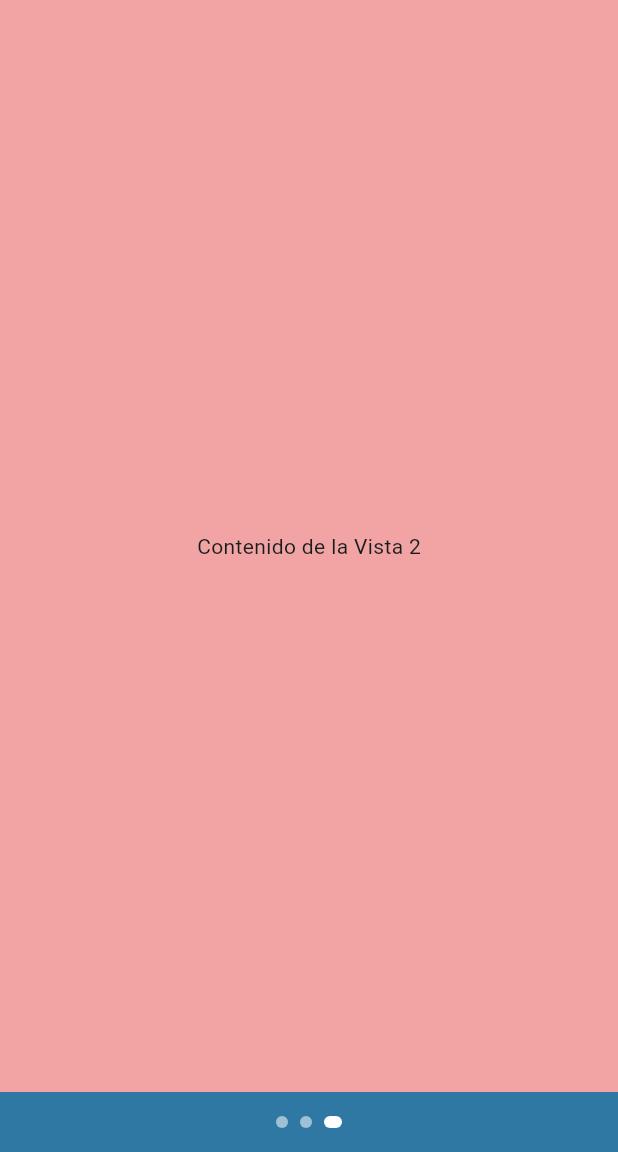
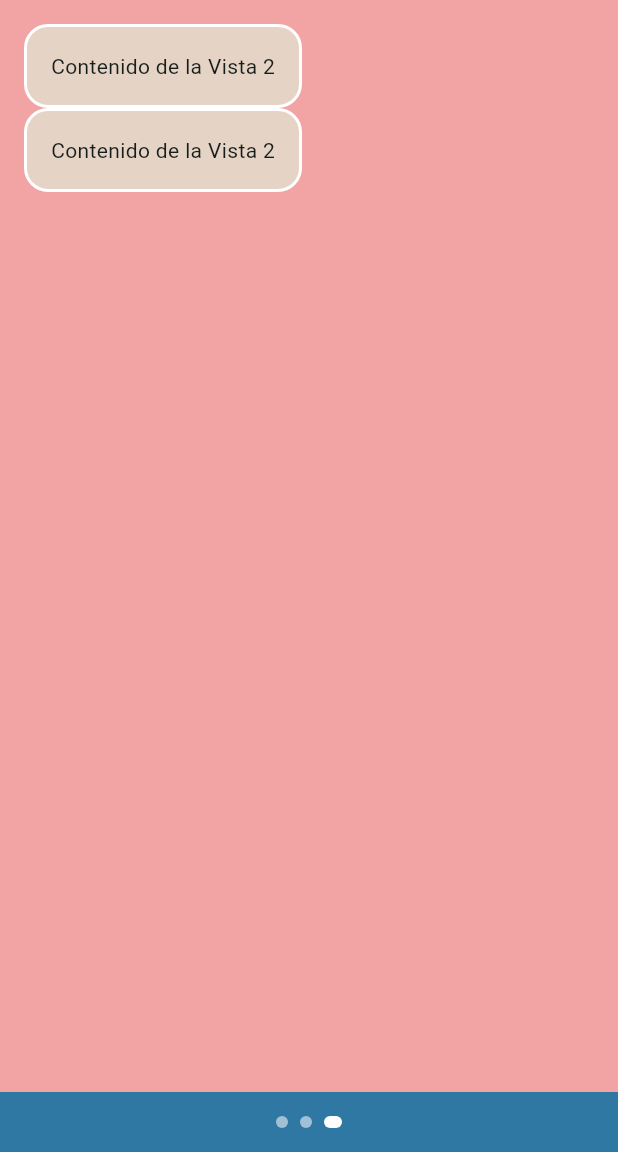
Before and after one commit to DanPao-GA/recordatorios_app, a Flutter app: the screen it shows after launch, swiped to page 3, on a phone screen of 412 x 824 dp, the part 84-1236 px from its top. Run offline on Flutter 3.47's test engine with Material 3 defaults, Android fonts, the phone set to English and light mode, and no system bars.

Commit message:
cree las dos columnas de la vista 2 y que se adapten al tama;o de la pantalla ayudaporfavor otras cosas eran copilot y yo intentando entneder por q crasheaba

```diff
--- a/lib/interfaz_grafica_menu.dart
+++ b/lib/interfaz_grafica_menu.dart
@@ -1,38 +1,9 @@
+import 'package:flutter/gestures.dart';
 import 'package:flutter/material.dart';
-import 'package:flutter/gestures.dart';
 import 'package:recordatorios_app/vista_1.dart';
 import 'package:recordatorios_app/vista_2.dart';
 import 'package:recordatorios_app/vista_0.dart';
 import 'package:recordatorios_app/AppColors.dart';
-
-
-// class AppColors {
-//   static const Color colorBase1 = Color.fromARGB(255, 9, 0, 135);
-//   static const Color colorBase1_2 = Color.fromARGB(255, 25, 19, 110);
-//   static const Color colorBase2 = Color.fromARGB(255, 242, 255, 233);
-//   static const Color colorBase3 = Color.fromARGB(255, 242, 164, 165);
-//   static const Color colorBase4 = Color.fromARGB(255, 229, 212, 197);
-//   static const Color colorBase5 = Color.fromARGB(255, 48, 120, 164);
-//   static const Color colorTexto = Colors.white;
-// }
-
-
-// class PantallaRecordatorios extends StatelessWidget {
-//   const PantallaRecordatorios({super.key});
-
-//   @override
-//   Widget build(BuildContext context) {
-//     return MaterialApp(
-//       title: Text('Recordatorios App'),
-//       theme: ThemeData(
-//         colorScheme: .fromSeed(seedColor: const Color.fromARGB(255, 106, 255, 223)),
-//         scaffoldBackgroundColor: colorBase5,
-//         //scaffoldBackgroundColor: const Color.fromARGB(255, 236, 175, 233)
-//       ),
-//       home: const Aprendiendo(title: 'Aprendiendo'),
-//     );
-//   }
-// }
 
 class InterfazGraficaMenu extends StatefulWidget {
   const InterfazGraficaMenu({super.key, required this.title});
@@ -44,17 +15,51 @@ class InterfazGraficaMenu extends StatefulWidget {
 }
 
 class _InterfazGraficaMenuState extends State<InterfazGraficaMenu> {
-  PageController _pageController = PageController(initialPage: 1);
+  final PageController _pageController = PageController(initialPage: 1);
   int _paginaActual = 1;
+  bool _cambioEnCurso = false;
 
-  void _cambiarPagina(int nuevaPagina) {
-    if (nuevaPagina >= 0 && nuevaPagina < 3) {
-      _pageController.animateToPage(
+  Future<void> _cambiarPagina(int nuevaPagina) async {
+    if (!_pageController.hasClients ||
+        _cambioEnCurso ||
+        nuevaPagina < 0 ||
+        nuevaPagina >= 3) {
+      return;
+    }
+
+    _cambioEnCurso = true;
+    try {
+      await _pageController.animateToPage(
         nuevaPagina,
         duration: const Duration(milliseconds: 300),
         curve: Curves.easeInOut,
       );
+    } finally {
+      _cambioEnCurso = false;
     }
+  }
+
+  void _manejarRueda(PointerSignalEvent signal) {
+    if (signal is! PointerScrollEvent || _cambioEnCurso) return;
+
+    final delta = signal.scrollDelta.dy != 0
+        ? signal.scrollDelta.dy
+        : signal.scrollDelta.dx;
+    if (delta == 0) return;
+
+    final pagina = _pageController.hasClients
+        ? (_pageController.page ?? _paginaActual).round()
+        : _paginaActual;
+    final siguientePagina = pagina + (delta > 0 ? 1 : -1);
+    if (siguientePagina >= 0 && siguientePagina < 3) {
+      _cambiarPagina(siguientePagina);
+    }
+  }
+
+  @override
+  void dispose() {
+    _pageController.dispose();
+    super.dispose();
   }
 
   @override
@@ -64,74 +69,47 @@ class _InterfazGraficaMenuState extends State<InterfazGraficaMenu> {
       backgroundColor: AppColors.colorBase5,
       body: Column(
         children: [
-          // Parte central con flechas a los lados y PageView
           Expanded(
-            child: Row(
-              children: [
-                // IconButton(
-                //   icon: const Icon(Icons.arrow_back_ios, color: Colors.white),
-                //   onPressed: () => _cambiarPagina(_paginaActual - 1),
-                // ),
-
-                Expanded(
-  // Listener captura la rueda del mouse
             child: Listener(
-    onPointerSignal: (pointerSignal) {
-      if (pointerSignal is PointerScrollEvent) {
-        if (pointerSignal.scrollDelta.dy > 0) {
-          _cambiarPagina(_paginaActual + 1);
-        } else if (pointerSignal.scrollDelta.dy < 0) {
-          _cambiarPagina(_paginaActual - 1);
-        }
-      }
-    },
-    // AQUÍ METES EL SCROLL CONFIGURATION ENVOLVIENDO AL PAGEVIEW:
+              behavior: HitTestBehavior.opaque,
+              onPointerSignal: _manejarRueda,
               child: ScrollConfiguration(
                 behavior: ScrollConfiguration.of(context).copyWith(
                   dragDevices: {
                     PointerDeviceKind.touch,
-          PointerDeviceKind.mouse, // Permite arrastrar con el clic izquierdo
+                    PointerDeviceKind.mouse,
                     PointerDeviceKind.trackpad,
                   },
                 ),
-
                 child: PageView(
                   controller: _pageController,
-        onPageChanged: (index) => setState(() => _paginaActual = index),
-        children: const [
-          vista_0(),
-          //Center(child: Text('Vista 0', style: TextStyle(color: Colors.white, fontSize: 24))),
-          vista_1(),
-          //Center(child: Text('Vista 1', style: TextStyle(color: Colors.white, fontSize: 24))),
-          vista_2(),
-          //Center(child: Text('Vista 2', style: TextStyle(color: Colors.white, fontSize: 24))),
-        ],
+                  onPageChanged: (index) =>
+                      setState(() => _paginaActual = index),
+                  children: const [Vista0(), Vista1(), Vista2()],
                 ),
               ),
             ),
           ),
-                // IconButton(
-                //   icon: const Icon(Icons.arrow_forward_ios, color: Colors.white),
-                //   onPressed: () => _cambiarPagina(_paginaActual + 1),
-                // ),
-              ],
-            ),
-          ),
 
-          // Indicador de puntos simple en la parte inferior
           Padding(
             padding: const EdgeInsets.all(16.0),
             child: Row(
               mainAxisAlignment: MainAxisAlignment.center,
-              children: List.generate(3, (index) => Container(
+              children: List.generate(3, (index) {
+                final activo = _paginaActual == index;
+                return GestureDetector(
+                  onTap: () => _cambiarPagina(index),
+                  child: Container(
                     margin: const EdgeInsets.symmetric(horizontal: 4),
-                width: _paginaActual == index ? 12 : 8,
+                    width: activo ? 12 : 8,
                     height: 8,
                     decoration: BoxDecoration(
-                  color: _paginaActual == index ? Colors.white : Colors.white54,
+                      color: activo ? Colors.white : Colors.white54,
                       borderRadius: BorderRadius.circular(4),
                     ),
-              )),
+                  ),
+                );
+              }),
             ),
           ),
         ],
--- a/lib/vista_2.dart
+++ b/lib/vista_2.dart
@@ -1,20 +1,120 @@
 import 'package:flutter/material.dart';
 import 'package:recordatorios_app/AppColors.dart';
 
-class vista_2 extends StatefulWidget {
-  const vista_2({super.key});
+
+
+class Vista2 extends StatefulWidget {
+  const Vista2({super.key});
 
   @override
-  State<vista_2> createState() => _vista_2State();
+  State<Vista2> createState() => _Vista2State();
 }
 
-class _vista_2State extends State<vista_2> {
+class _Vista2State extends State<Vista2> {
   @override
   Widget build(BuildContext context) {
+  double anchoPantalla = MediaQuery.of(context).size.width; //pa saber el ancho de la pantalla
     return Scaffold(
+
       backgroundColor: AppColors.colorBase3,
-      body: Center(
-        child: Text('Contenido de la Vista 2'),
+      body: Padding(
+      padding: const EdgeInsets.all(16.0),
+
+      child: anchoPantalla < 600 ?
+      //verdadero: tlf
+    SingleChildScrollView(
+      child:Column(
+        //mainAxisAlignment: MainAxisAlignment.center, //esto centra el contenido horizontalmente
+        //crossAxisAlignment: CrossAxisAlignment.center, //esto centra el contenido verticalmente sin importar el tamaño de la pantalla
+        children: [
+
+         // Expanded( //esto es para que el contenido ocupe todo el espacio disponible en la pantalla, sin esto el contenido se vería muy pequeño en pantallas grandes y flutter se vuelve loco y no sabe donde poner el contenido
+            Container(
+              padding: EdgeInsets.all(16.0), //esto es para que el contenido no toque los bordes de la pantalla
+              decoration: BoxDecoration(
+                color: AppColors.colorBase4, //esto es para que el contenido tenga un color de fondo
+                border: Border.all(color: Colors.white, width: 2.0), //esto es para que el contenido tenga un borde blanco
+                borderRadius: BorderRadius.circular(16.0), //esto es para que el contenido tenga bordes redondeados
+              ),
+
+
+              child: Column(
+                crossAxisAlignment: CrossAxisAlignment.center, //esto centra el contenido horizontalmente
+                children: [
+                  Text('Contenido de la Vista 2'),
+                ],
+              ),
+            ),
+          //),
+
+            const SizedBox(width: 16), //caja de separacion
+
+          Container(
+              padding: EdgeInsets.all(16.0), //esto es para que el contenido no toque los bordes de la pantalla
+              decoration: BoxDecoration(
+                color: AppColors.colorBase4, //esto es para que el contenido tenga un color de fondo
+                border: Border.all(color: Colors.white, width: 2.0), //esto es para que el contenido tenga un borde blanco
+                borderRadius: BorderRadius.circular(16.0), //esto es para que el contenido tenga bordes redondeados
+              ),
+
+              child: Column(
+                crossAxisAlignment: CrossAxisAlignment.center,
+                children: [
+                  Text('Contenido de la Vista 2'),
+                ],
+              ),
+            ),
+        ],
+        ),
+      )
+
+      ///////// ROW PARA PANTALLAS GRANDES
+      : Row(
+        mainAxisAlignment: MainAxisAlignment.center, //esto centra el contenido horizontalmente
+        crossAxisAlignment: CrossAxisAlignment.center, //esto centra el contenido verticalmente sin importar el tamaño de la pantalla
+        children: [
+
+          Expanded( //esto es para que el contenido ocupe todo el espacio disponible en la pantalla, sin esto el contenido se vería muy pequeño en pantallas grandes y flutter se vuelve loco y no sabe donde poner el contenido
+            child: Container(
+              padding: EdgeInsets.all(16.0), //esto es para que el contenido no toque los bordes de la pantalla
+              decoration: BoxDecoration(
+                color: AppColors.colorBase4, //esto es para que el contenido tenga un color de fondo
+                border: Border.all(color: Colors.white, width: 2.0), //esto es para que el contenido tenga un borde blanco
+                borderRadius: BorderRadius.circular(16.0), //esto es para que el contenido tenga bordes redondeados
+              ),
+
+
+              child: Column(
+                crossAxisAlignment: CrossAxisAlignment.center, //esto centra el contenido horizontalmente
+                children: [
+                  Text('Contenido de la Vista 2'),
+                ],
+              )
+            ),
+          ),
+
+            const SizedBox(width: 16), //caja de separacion
+
+          Expanded(
+            child: Container(
+              padding: EdgeInsets.all(16.0), //esto es para que el contenido no toque los bordes de la pantalla
+              decoration: BoxDecoration(
+                color: AppColors.colorBase4, //esto es para que el contenido tenga un color de fondo
+                border: Border.all(color: Colors.white, width: 2.0), //esto es para que el contenido tenga un borde blanco
+                borderRadius: BorderRadius.circular(16.0), //esto es para que el contenido tenga bordes redondeados
+              ),
+
+              child: Column(
+                crossAxisAlignment: CrossAxisAlignment.center,
+                children: [
+                  Text('Contenido de la Vista 2'),
+                ],
+              ),
+            ),
+          ),
+
+          ],
+        ),
       ),
     );
   }
```
Also changed, not shown: lib/vista_0.dart (+4 -4 lines), lib/vista_1.dart (+4 -4 lines). Lines whose indentation alone changed are shown as unchanged.
